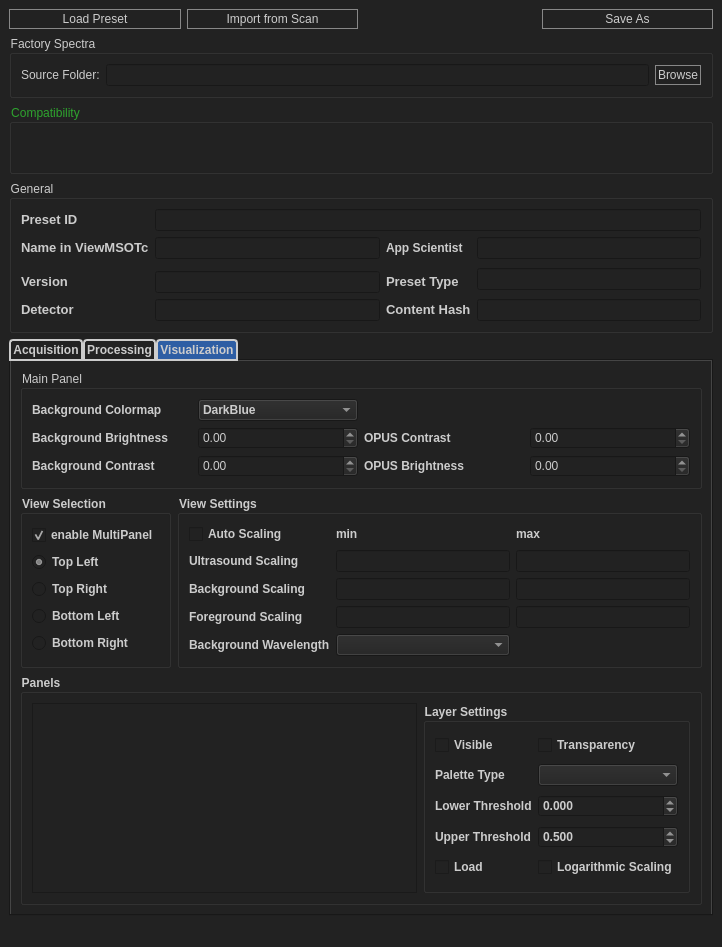
The window that source/resources/preset_editor.ui (jaytreee/PresetEditor) describes before a commit, drawn with Qt 5.
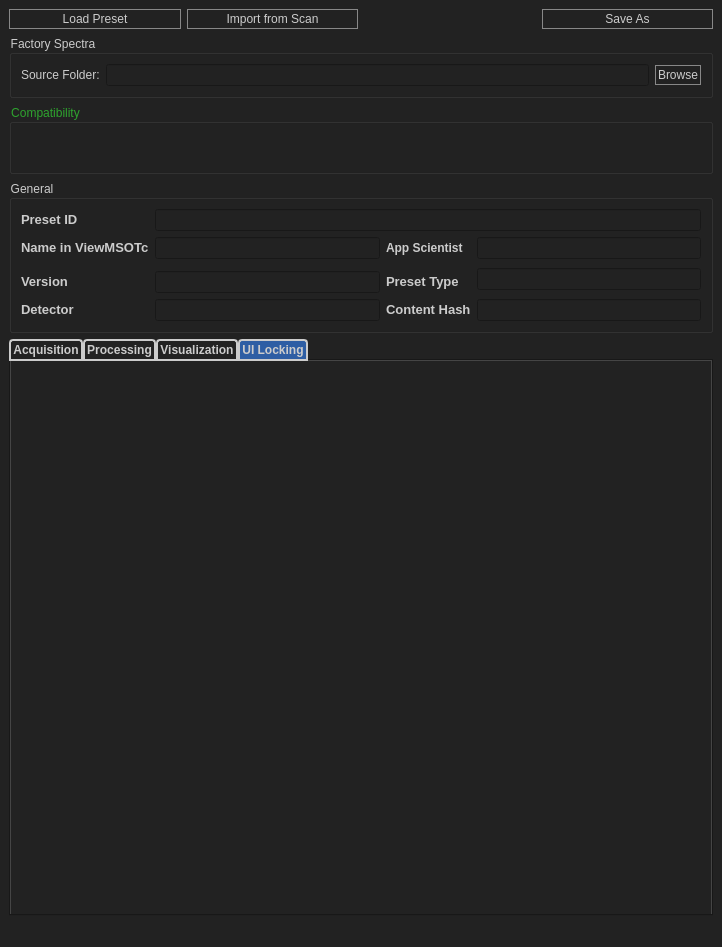
The same window after the commit.

Commit message: Support for Preset Locking (Feature #4236)

The edit to the form file:
```diff
--- a/source/resources/preset_editor.ui
+++ b/source/resources/preset_editor.ui
@@ -484,7 +484,7 @@
        <string notr="true"/>
       </property>
       <property name="currentIndex">
-       <number>2</number>
+       <number>3</number>
       </property>
       <widget class="QWidget" name="tab_3">
        <attribute name="title">
@@ -1795,6 +1795,22 @@
         </item>
        </layout>
       </widget>
+      <widget class="QWidget" name="tabRestrictions">
+       <attribute name="title">
+        <string>UI Locking</string>
+       </attribute>
+       <widget class="QWidget" name="gridLayoutWidget">
+        <property name="geometry">
+         <rect>
+          <x>0</x>
+          <y>0</y>
+          <width>681</width>
+          <height>521</height>
+         </rect>
+        </property>
+        <layout class="QGridLayout" name="gridLayout_16"/>
+       </widget>
+      </widget>
      </widget>
     </item>
    </layout>
```
The commit also changes 4 other files.
